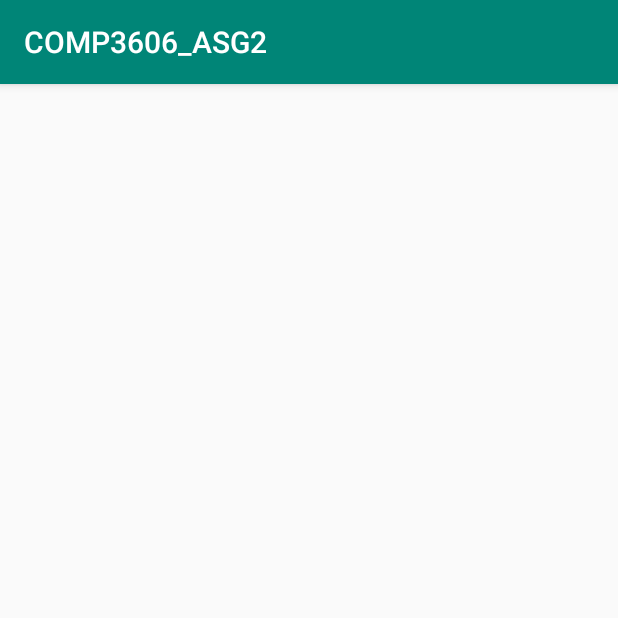
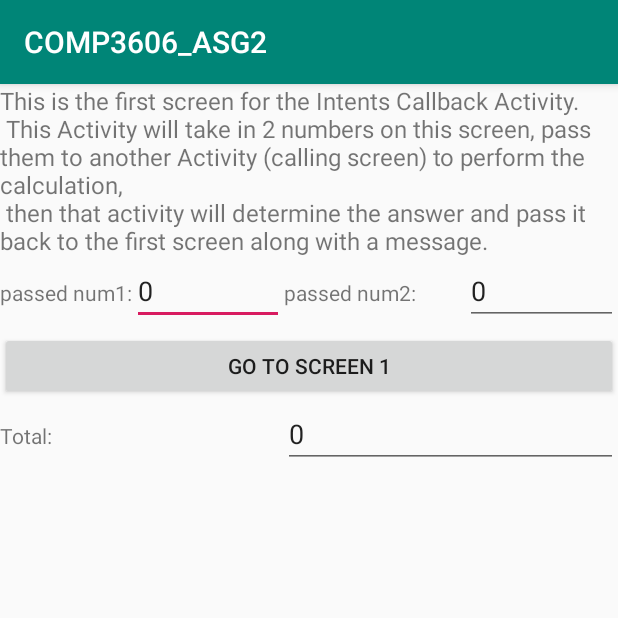
Before and after one commit to UWI-Bois/Android-WLM-COMP3606, an Android app: the IntentsCallback_Calc screen opened directly, with no data from a screen before it, on a phone screen of 412 x 824 dp, the top half of it. Run offline under Robolectric (Android 15) with nearby library versions, the phone set to English and light mode, and no system bars.

Commit message:
done intents callback

```diff
--- a/assignments/COMP3606_ASG2/app/src/main/java/me/comp3606_asg2/IntentsCallback_Calc.java
+++ b/assignments/COMP3606_ASG2/app/src/main/java/me/comp3606_asg2/IntentsCallback_Calc.java
@@ -1,15 +1,64 @@
 package me.comp3606_asg2;
 
+import android.content.Intent;
 import android.os.Bundle;
+import android.view.View;
+import android.widget.Button;
+import android.widget.EditText;
 
 import androidx.appcompat.app.AppCompatActivity;
 
 public class IntentsCallback_Calc extends AppCompatActivity {
 
+    private String msg;
+    private int num1, num2, total;
+    private Intent intent;
+    private EditText edtTxt_num1, edtTxt_num2, edtTxt_total;
+    private Button btn_return;
+
     @Override
     protected void onCreate(Bundle savedInstanceState) {
         super.onCreate(savedInstanceState);
         setContentView(R.layout.activity_intents_callback__calc);
+
+        msg = "hi good day";
+
+        edtTxt_num2 = findViewById(R.id.editText2);
+        edtTxt_num1 = findViewById(R.id.editText);
+        edtTxt_total = findViewById(R.id.edtTxt_total);
+
+
+        btn_return = findViewById(R.id.btn_return);
+        btn_return.setOnClickListener(new BtnListener());
+
+        initNums(); // grab the data from the intent passed from screen 1
+        calc(); // add the 2 numbers grabbed
+    }
+
+    private void initNums() {
+        num1 = getIntent().getIntExtra("num1", 0);
+        num2 = getIntent().getIntExtra("num2", 0);
+        edtTxt_num1.setText(Integer.toString(num1));
+        edtTxt_num2.setText(Integer.toString(num2));
+    }
+
+    class BtnListener implements Button.OnClickListener{
+
+        @Override
+        public void onClick(View v) {
+            if(v == btn_return){
+                intent = new Intent(getApplicationContext(), IntentsCallback.class);
+                intent.putExtra("total", total);
+                intent.putExtra("msg", msg);
+
+                startActivity(intent);
+            }
+        }
+    }
+
+    private void calc() {
+        total = num1 + num2;
+        edtTxt_total.setText(Integer.toString(total));
     }
 
 }
--- a/assignments/COMP3606_ASG2/app/src/main/res/layout/activity_intents_callback__calc.xml
+++ b/assignments/COMP3606_ASG2/app/src/main/res/layout/activity_intents_callback__calc.xml
@@ -6,4 +6,91 @@
     android:layout_height="match_parent"
     tools:context=".IntentsCallback_Calc">
 
+    <LinearLayout
+        android:layout_width="match_parent"
+        android:layout_height="match_parent"
+        android:orientation="vertical">
+
+        <TextView
+            android:id="@+id/txtView_desc"
+            android:layout_width="match_parent"
+            android:layout_height="wrap_content"
+            android:text="@string/intent_desc"
+            android:textSize="16dp"
+            tools:text="@string/intent_desc" />
+
+        <LinearLayout
+            android:layout_width="match_parent"
+            android:layout_height="50dp"
+            android:orientation="horizontal">
+
+            <TextView
+                android:id="@+id/textView36"
+                android:layout_width="56dp"
+                android:layout_height="31dp"
+                android:layout_weight="1"
+                android:text="passed num1: " />
+
+            <EditText
+                android:id="@+id/editText"
+                android:layout_width="101dp"
+                android:layout_height="wrap_content"
+                android:ems="10"
+                android:inputType="number" />
+
+            <TextView
+                android:id="@+id/textView37"
+                android:layout_width="wrap_content"
+                android:layout_height="31dp"
+                android:layout_weight="1"
+                android:text="passed num2:" />
+
+            <EditText
+                android:id="@+id/editText2"
+                android:layout_width="69dp"
+                android:layout_height="wrap_content"
+                android:layout_weight="1"
+                android:ems="10"
+                android:inputType="number" />
+        </LinearLayout>
+
+        <LinearLayout
+            android:layout_width="match_parent"
+            android:layout_height="45dp"
+            android:orientation="horizontal">
+
+            <Button
+                android:id="@+id/btn_return"
+                android:layout_width="200dp"
+                android:layout_height="wrap_content"
+                android:layout_weight="1"
+                android:text="go to screen 1" />
+        </LinearLayout>
+
+        <LinearLayout
+            android:layout_width="match_parent"
+            android:layout_height="wrap_content"
+            android:orientation="horizontal">
+
+            <TextView
+                android:id="@+id/textView35"
+                android:layout_width="wrap_content"
+                android:layout_height="31dp"
+                android:layout_weight="1"
+                android:text="Total:" />
+
+            <EditText
+                android:id="@+id/edtTxt_total"
+                android:layout_width="69dp"
+                android:layout_height="wrap_content"
+                android:layout_weight="1"
+                android:clickable="false"
+                android:editable="false"
+                android:ems="10"
+                android:focusableInTouchMode="false"
+                android:inputType="number" />
+        </LinearLayout>
+
+    </LinearLayout>
+
 </androidx.constraintlayout.widget.ConstraintLayout>
```
Also changed, not shown: assignments/COMP3606_ASG2/app/src/main/java/me/comp3606_asg2/IntentsCallback.java (+16 -4 lines), assignments/COMP3606_ASG2/app/src/main/res/layout/activity_intents_callback.xml (+25 -1 lines).
